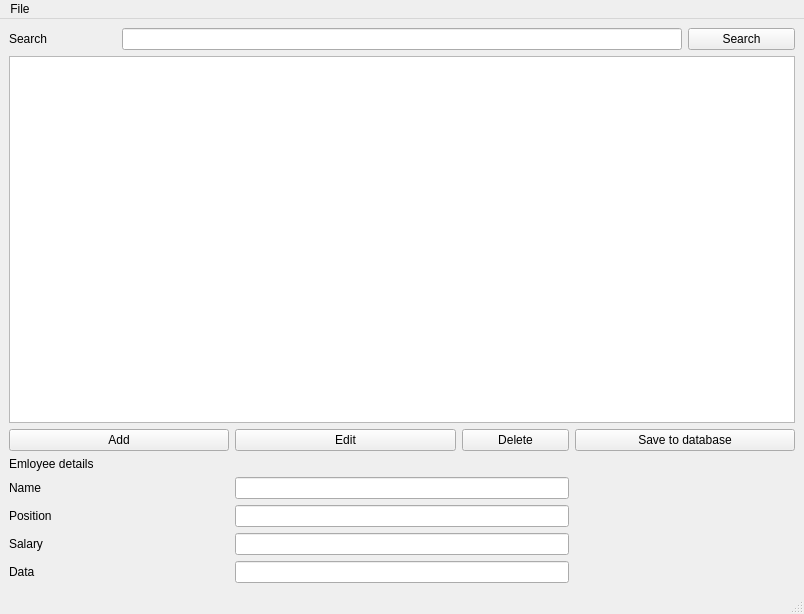
Old version of the form mainwindow.ui in the repository hacker2023beginer/database_with_GUI_on_QT.
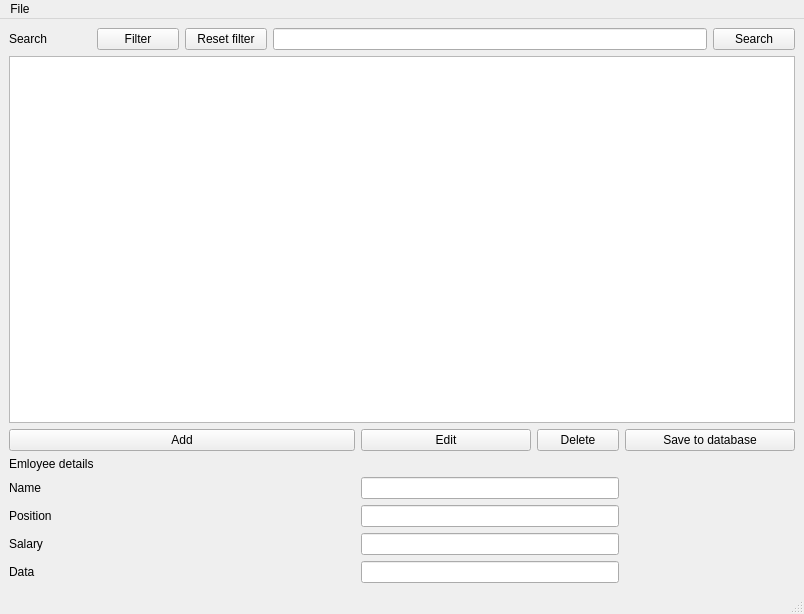
New version of the form.

Commit message: Add filter button

The edit to the form file:
```diff
--- a/mainwindow.ui
+++ b/mainwindow.ui
@@ -15,117 +15,131 @@
   </property>
   <widget class="QWidget" name="centralwidget">
    <layout class="QGridLayout" name="gridLayout">
-    <item row="0" column="6">
-     <widget class="QPushButton" name="BtnSearch">
+    <item row="3" column="4" colspan="2">
+     <widget class="QPushButton" name="BtnEdit">
       <property name="text">
-       <string>Search</string>
+       <string>Edit</string>
       </property>
      </widget>
     </item>
-    <item row="6" column="0">
-     <widget class="QLabel" name="LblSalary">
+    <item row="5" column="0">
+     <widget class="QLabel" name="LblName">
       <property name="text">
-       <string>Salary</string>
+       <string>Name</string>
       </property>
      </widget>
     </item>
-    <item row="3" column="0" colspan="2">
+    <item row="4" column="0" colspan="4">
      <widget class="QLabel" name="LblDetails">
       <property name="text">
        <string>Emloyee details</string>
       </property>
      </widget>
     </item>
-    <item row="5" column="2" colspan="3">
-     <widget class="QLineEdit" name="LnePosition">
-      <property name="text">
-       <string/>
-      </property>
-     </widget>
-    </item>
-    <item row="0" column="0">
-     <widget class="QLabel" name="LblSearch">
-      <property name="text">
-       <string>Search</string>
-      </property>
-     </widget>
-    </item>
-    <item row="1" column="0" colspan="7">
-     <widget class="QTableView" name="tableView">
-      <property name="sortingEnabled">
-       <bool>false</bool>
-      </property>
-     </widget>
-    </item>
-    <item row="5" column="0">
-     <widget class="QLabel" name="LblPosition">
-      <property name="text">
-       <string>Position</string>
-      </property>
-     </widget>
-    </item>
-    <item row="6" column="2" colspan="3">
-     <widget class="QLineEdit" name="LneSalary">
-      <property name="text">
-       <string/>
-      </property>
-     </widget>
-    </item>
-    <item row="0" column="1" colspan="5">
-     <widget class="QLineEdit" name="LneSearch"/>
-    </item>
-    <item row="2" column="5" colspan="2">
+    <item row="3" column="7" colspan="2">
      <widget class="QPushButton" name="BtnSaveToDatabase">
       <property name="text">
        <string>Save to database</string>
       </property>
      </widget>
     </item>
-    <item row="4" column="2" colspan="3">
+    <item row="6" column="0">
+     <widget class="QLabel" name="LblPosition">
+      <property name="text">
+       <string>Position</string>
+      </property>
+     </widget>
+    </item>
+    <item row="5" column="4" colspan="3">
      <widget class="QLineEdit" name="LneName">
       <property name="text">
        <string/>
       </property>
      </widget>
     </item>
-    <item row="4" column="0">
-     <widget class="QLabel" name="LblName">
+    <item row="1" column="3" colspan="5">
+     <widget class="QLineEdit" name="LneSearch"/>
+    </item>
+    <item row="1" column="1">
+     <widget class="QPushButton" name="btnFilter">
       <property name="text">
-       <string>Name</string>
+       <string>Filter</string>
       </property>
      </widget>
     </item>
-    <item row="7" column="0">
+    <item row="2" column="0" colspan="9">
+     <widget class="QTableView" name="tableView">
+      <property name="sortingEnabled">
+       <bool>false</bool>
+      </property>
+     </widget>
+    </item>
+    <item row="1" column="8">
+     <widget class="QPushButton" name="BtnSearch">
+      <property name="text">
+       <string>Search</string>
+      </property>
+     </widget>
+    </item>
+    <item row="8" column="0">
      <widget class="QLabel" name="LblData">
       <property name="text">
        <string>Data</string>
       </property>
      </widget>
     </item>
-    <item row="2" column="0" colspan="2">
-     <widget class="QPushButton" name="BtnAdd">
-      <property name="text">
-       <string>Add</string>
-      </property>
-     </widget>
-    </item>
-    <item row="2" column="4">
+    <item row="3" column="6">
      <widget class="QPushButton" name="BtnDelete">
       <property name="text">
        <string>Delete</string>
       </property>
      </widget>
     </item>
-    <item row="2" column="2" colspan="2">
-     <widget class="QPushButton" name="BtnEdit">
-      <property name="text">
-       <string>Edit</string>
-      </property>
-     </widget>
-    </item>
-    <item row="7" column="2" colspan="3">
+    <item row="8" column="4" colspan="3">
      <widget class="QLineEdit" name="LneDate"/>
     </item>
+    <item row="7" column="0">
+     <widget class="QLabel" name="LblSalary">
+      <property name="text">
+       <string>Salary</string>
+      </property>
+     </widget>
+    </item>
+    <item row="3" column="0" colspan="4">
+     <widget class="QPushButton" name="BtnAdd">
+      <property name="text">
+       <string>Add</string>
+      </property>
+     </widget>
+    </item>
+    <item row="1" column="0">
+     <widget class="QLabel" name="LblSearch">
+      <property name="text">
+       <string>Search</string>
+      </property>
+     </widget>
+    </item>
+    <item row="7" column="4" colspan="3">
+     <widget class="QLineEdit" name="LneSalary">
+      <property name="text">
+       <string/>
+      </property>
+     </widget>
+    </item>
+    <item row="6" column="4" colspan="3">
+     <widget class="QLineEdit" name="LnePosition">
+      <property name="text">
+       <string/>
+      </property>
+     </widget>
+    </item>
+    <item row="1" column="2">
+     <widget class="QPushButton" name="btnFilterReset">
+      <property name="text">
+       <string>Reset filter</string>
+      </property>
+     </widget>
+    </item>
    </layout>
   </widget>
   <widget class="QMenuBar" name="menubar">
```
The commit also changes 11 other files.
